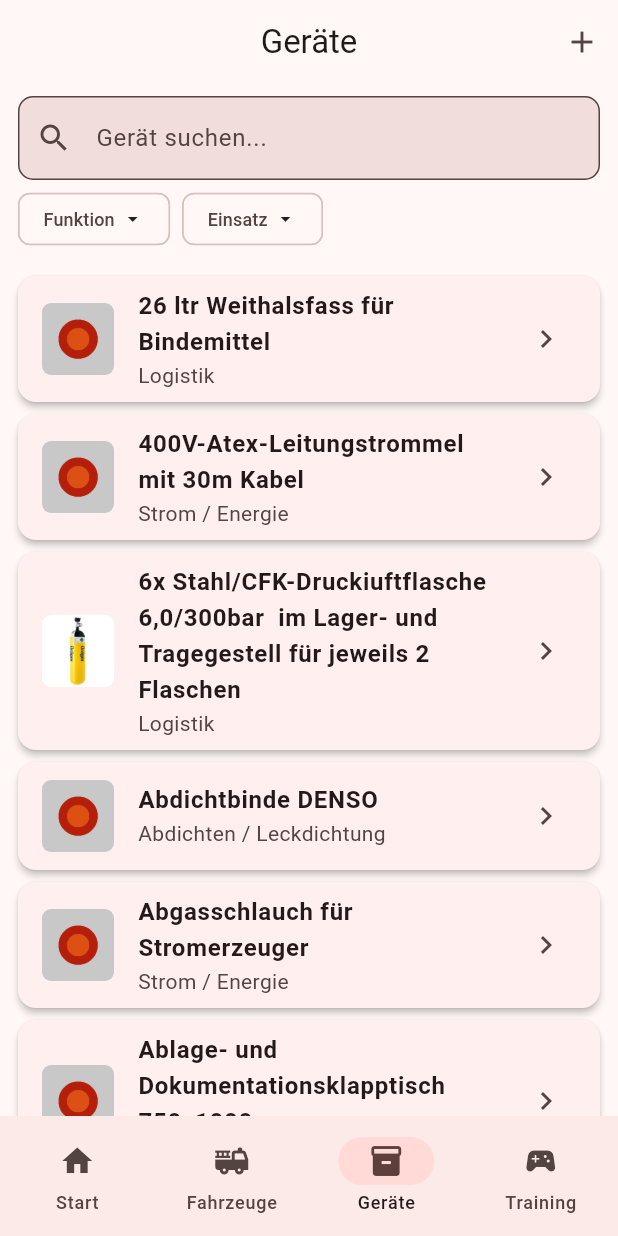
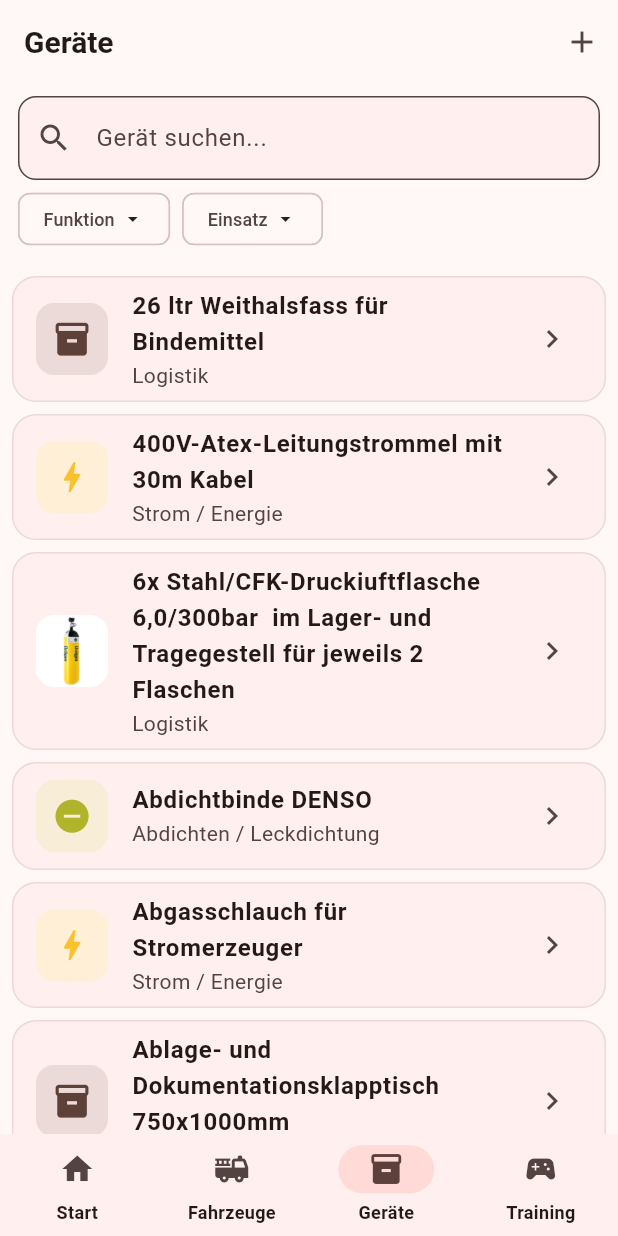
Before and after one commit to MacBuchi/FWApp, a Flutter app: the screen it shows after launch, item 3 of the bottom bar chosen, on a phone screen of 412 x 824 dp. Run offline on Flutter 3.47's test engine with Material 3 defaults, Android fonts, the phone set to English and light mode, and no system bars; our stand-ins replace csv, drift, file_picker, flutter_riverpod, freezed_annotation, go_router and 6 more; missing offline and left inert: excel; accounts and stored records are empty; generated files the repository leaves out were written again.

Commit message:
Redesign A: modernes Theme + Kategorie-Piktogramme für alle Geräte
- Theme: flache Outline-Cards statt Schatten, konsistente Radien (12/16/20),
  ruhige Flächen (surfaceContainerLow), NavigationBar-/Chip-/Dialog-/
  BottomSheet-Styling, floating SnackBars — modern, schlank, übersichtlich
- EquipmentAvatar: Foto wenn vorhanden, sonst konsistente Piktogramm-Kachel
  aus Icon + Farbcode je Funktionskategorie (17 Kategorien); Banner-Variante
  mit Kategorie-Label für Detail-/Quiz-Header
- Ersetzt den grauen Platzhalter in Geräteliste, Gerätedetail, Fahrzeugdetail,
  Einsatzplanung und allen Quiz-Modi (Funktionsdaten in die lokalen
  Frage-/Karten-Klassen durchgereicht)

Co-Authored-By: Claude Fable 5 <noreply@anthropic.com>

```diff
--- a/lib/core/theme/app_theme.dart
+++ b/lib/core/theme/app_theme.dart
@@ -1,58 +1,96 @@
-/// AppTheme – Material 3 theme definition for the FWApp.
-/// Primary colour: red (Feuerwehr), dark mode support.
+/// AppTheme – Material 3 theme for the FWApp.
+/// Design language: modern, schlank, übersichtlich — flat outlined cards
+/// instead of shadows, consistent radii, calm surfaces, Feuerwehr red as seed.
 library;
 import 'package:flutter/material.dart';
 
 class AppTheme {
-  static const _seed = Color(0xFFC62828); // red.shade800
+  static const _seed = Color(0xFFC62828); // Feuerwehrrot
 
-  static ThemeData light() => ThemeData(
+  static ThemeData light() => _base(Brightness.light);
+  static ThemeData dark() => _base(Brightness.dark);
+
+  static ThemeData _base(Brightness brightness) {
+    final scheme =
+        ColorScheme.fromSeed(seedColor: _seed, brightness: brightness);
+    return ThemeData(
       useMaterial3: true,
-        colorScheme: ColorScheme.fromSeed(
-          seedColor: _seed,
-          brightness: Brightness.light,
+      colorScheme: scheme,
+      scaffoldBackgroundColor: scheme.surface,
+      appBarTheme: AppBarTheme(
+        centerTitle: false,
+        elevation: 0,
+        scrolledUnderElevation: 0,
+        backgroundColor: scheme.surface,
+        titleTextStyle: TextStyle(
+          color: scheme.onSurface,
+          fontSize: 20,
+          fontWeight: FontWeight.w700,
         ),
-        appBarTheme: const AppBarTheme(
-          centerTitle: true,
-          elevation: 0,
       ),
       cardTheme: CardThemeData(
-          elevation: 2,
+        elevation: 0,
+        color: scheme.surfaceContainerLow,
+        shape: RoundedRectangleBorder(
+          borderRadius: BorderRadius.circular(16),
+          side: BorderSide(color: scheme.outlineVariant.withValues(alpha: 0.5)),
+        ),
+        margin: const EdgeInsets.symmetric(vertical: 4),
+      ),
+      listTileTheme: ListTileThemeData(
         shape: RoundedRectangleBorder(borderRadius: BorderRadius.circular(12)),
       ),
       inputDecorationTheme: InputDecorationTheme(
-          border: OutlineInputBorder(borderRadius: BorderRadius.circular(10)),
+        border: OutlineInputBorder(borderRadius: BorderRadius.circular(12)),
         filled: true,
+        fillColor: scheme.surfaceContainerLow,
       ),
       filledButtonTheme: FilledButtonThemeData(
         style: FilledButton.styleFrom(
-            shape: RoundedRectangleBorder(borderRadius: BorderRadius.circular(10)),
+          shape:
+              RoundedRectangleBorder(borderRadius: BorderRadius.circular(12)),
+          padding: const EdgeInsets.symmetric(horizontal: 20, vertical: 14),
+          textStyle: const TextStyle(fontWeight: FontWeight.w600),
         ),
       ),
-      );
-
-  static ThemeData dark() => ThemeData(
-        useMaterial3: true,
-        colorScheme: ColorScheme.fromSeed(
-          seedColor: _seed,
-          brightness: Brightness.dark,
+      outlinedButtonTheme: OutlinedButtonThemeData(
+        style: OutlinedButton.styleFrom(
+          shape:
+              RoundedRectangleBorder(borderRadius: BorderRadius.circular(12)),
+          padding: const EdgeInsets.symmetric(horizontal: 20, vertical: 14),
         ),
-        appBarTheme: const AppBarTheme(
-          centerTitle: true,
+      ),
+      chipTheme: ChipThemeData(
+        shape: RoundedRectangleBorder(borderRadius: BorderRadius.circular(8)),
+        side: BorderSide(color: scheme.outlineVariant),
+      ),
+      navigationBarTheme: NavigationBarThemeData(
+        height: 68,
         elevation: 0,
+        backgroundColor: scheme.surfaceContainerLow,
+        indicatorColor: scheme.primaryContainer,
+        labelTextStyle: WidgetStatePropertyAll(TextStyle(
+            fontSize: 12,
+            fontWeight: FontWeight.w600,
+            color: scheme.onSurface)),
       ),
-        cardTheme: CardThemeData(
-          elevation: 2,
+      snackBarTheme: SnackBarThemeData(
+        behavior: SnackBarBehavior.floating,
         shape: RoundedRectangleBorder(borderRadius: BorderRadius.circular(12)),
       ),
-        inputDecorationTheme: InputDecorationTheme(
-          border: OutlineInputBorder(borderRadius: BorderRadius.circular(10)),
-          filled: true,
+      dividerTheme: DividerThemeData(
+        color: scheme.outlineVariant.withValues(alpha: 0.5),
+        space: 1,
       ),
-        filledButtonTheme: FilledButtonThemeData(
-          style: FilledButton.styleFrom(
-            shape: RoundedRectangleBorder(borderRadius: BorderRadius.circular(10)),
+      dialogTheme: DialogThemeData(
+        shape: RoundedRectangleBorder(borderRadius: BorderRadius.circular(20)),
       ),
+      bottomSheetTheme: const BottomSheetThemeData(
+        shape: RoundedRectangleBorder(
+          borderRadius: BorderRadius.vertical(top: Radius.circular(20)),
+        ),
+        showDragHandle: true,
       ),
     );
   }
+}
--- a/lib/features/equipment/presentation/screens/equipment_list_screen.dart
+++ b/lib/features/equipment/presentation/screens/equipment_list_screen.dart
@@ -4,8 +4,8 @@ import 'package:flutter/material.dart';
 import 'package:flutter_riverpod/flutter_riverpod.dart';
 import 'package:go_router/go_router.dart';
 import 'package:fwapp/core/sync/sync_providers.dart';
-import 'package:fwapp/core/utils/image_utils.dart';
 import 'package:fwapp/features/equipment/domain/entities/equipment_enums.dart';
+import 'package:fwapp/features/equipment/presentation/widgets/equipment_avatar.dart';
 import 'package:fwapp/features/equipment/presentation/providers/equipment_providers.dart';
 
 class EquipmentListScreen extends ConsumerStatefulWidget {
@@ -145,13 +145,10 @@ class _EquipmentListScreenState extends ConsumerState<EquipmentListScreen> {
                     final item = items[i];
                     return Card(
                       child: ListTile(
-                        leading: ClipRRect(
-                          borderRadius: BorderRadius.circular(6),
-                          child: resolveImage(
-                            path: item.imagePath ?? kPlaceholderAsset,
-                            width: 48,
-                            height: 48,
-                          ),
+                        leading: EquipmentAvatar(
+                          imagePath: item.imagePath,
+                          functions: item.equipmentFunctions,
+                          size: 48,
                         ),
                         title: Text(item.name,
                             style: const TextStyle(
--- /dev/null
+++ b/lib/features/equipment/presentation/widgets/equipment_avatar.dart
@@ -0,0 +1,118 @@
+/// equipment_avatar.dart – Consistent visual identity for equipment items:
+/// real photo when available, otherwise a category pictogram tile
+/// (icon + colour per EquipmentFunction). Replaces the grey placeholder.
+library;
+import 'package:flutter/material.dart';
+import 'package:fwapp/core/utils/image_utils.dart';
+import 'package:fwapp/features/equipment/domain/entities/equipment_enums.dart';
+
+/// Icon and colour per function category. Colours are mid-tone material
+/// colours that read well on the tinted tile in light and dark mode.
+(IconData, Color) equipmentCategoryStyle(EquipmentFunction? function) =>
+    switch (function) {
+      EquipmentFunction.rettung => (Icons.medical_services, Colors.red),
+      EquipmentFunction.brand => (
+          Icons.local_fire_department,
+          Colors.deepOrange
+        ),
+      EquipmentFunction.wasser => (Icons.water_drop, Colors.blue),
+      EquipmentFunction.pumpen => (Icons.compress, Colors.indigo),
+      EquipmentFunction.beleuchtung => (Icons.light_mode, Colors.amber),
+      EquipmentFunction.strom => (Icons.bolt, Colors.yellow),
+      EquipmentFunction.lueftung => (Icons.air, Colors.lightBlue),
+      EquipmentFunction.kommunikation => (Icons.headset_mic, Colors.purple),
+      EquipmentFunction.messgeraete => (Icons.speed, Colors.teal),
+      EquipmentFunction.absperren => (Icons.block, Colors.orange),
+      EquipmentFunction.logistik => (Icons.inventory_2, Colors.brown),
+      EquipmentFunction.fuehrung => (Icons.assignment, Colors.blueGrey),
+      EquipmentFunction.psa => (Icons.masks, Colors.green),
+      EquipmentFunction.armaturen => (Icons.plumbing, Colors.cyan),
+      EquipmentFunction.abdichten => (Icons.do_not_disturb_on, Colors.lime),
+      EquipmentFunction.dekon => (Icons.cleaning_services, Colors.lightGreen),
+      EquipmentFunction.handwerkzeug => (Icons.handyman, Colors.grey),
+      null => (Icons.category, Colors.grey),
+    };
+
+/// Photo when available, category pictogram tile otherwise.
+class EquipmentAvatar extends StatelessWidget {
+  final String? imagePath;
+
+  /// UPPER_SNAKE function keys as stored in the DB / entity.
+  final List<String> functions;
+  final double size;
+
+  /// Wide banner variant (detail/quiz headers) instead of a square tile.
+  final double? width;
+
+  const EquipmentAvatar({
+    super.key,
+    required this.imagePath,
+    required this.functions,
+    this.size = 48,
+    this.width,
+  });
+
+  @override
+  Widget build(BuildContext context) {
+    if (imagePath != null && imagePath!.isNotEmpty) {
+      return ClipRRect(
+        borderRadius: BorderRadius.circular(12),
+        child: resolveImage(
+          path: imagePath,
+          width: width ?? size,
+          height: size,
+        ),
+      );
+    }
+
+    final function =
+        functions.isEmpty ? null : EquipmentFunction.fromJson(functions.first);
+    final (icon, color) = equipmentCategoryStyle(function);
+    final isDark = Theme.of(context).brightness == Brightness.dark;
+    final iconSize = size * (width != null ? 0.4 : 0.55);
+
+    return Container(
+      width: width ?? size,
+      height: size,
+      decoration: BoxDecoration(
+        color: color.withValues(alpha: isDark ? 0.22 : 0.14),
+        borderRadius: BorderRadius.circular(12),
+      ),
+      alignment: Alignment.center,
+      child: width != null
+          ? Column(
+              mainAxisAlignment: MainAxisAlignment.center,
+              children: [
+                Icon(icon,
+                    size: iconSize,
+                    color: isDark ? color.shade300OrSelf : color.shade700OrSelf),
+                if (function != null) ...[
+                  const SizedBox(height: 6),
+                  Text(
+                    function.label,
+                    style: TextStyle(
+                      fontSize: 12,
+                      fontWeight: FontWeight.w600,
+                      color:
+                          isDark ? color.shade300OrSelf : color.shade700OrSelf,
+                    ),
+                  ),
+                ],
+              ],
+            )
+          : Icon(icon,
+              size: iconSize,
+              color: isDark ? color.shade300OrSelf : color.shade700OrSelf),
+    );
+  }
+}
+
+extension on Color {
+  /// MaterialColor shades when available, the colour itself otherwise.
+  Color get shade700OrSelf => this is MaterialColor
+      ? (this as MaterialColor).shade700
+      : this;
+  Color get shade300OrSelf => this is MaterialColor
+      ? (this as MaterialColor).shade300
+      : this;
+}
```
Also changed, not shown: lib/features/equipment/presentation/screens/equipment_detail_screen.dart (+7 -9 lines), lib/features/game/deployment/presentation/screens/deployment_mode_screen.dart (+5 -5 lines), lib/features/game/quiz/presentation/screens/compartment_quiz_screen.dart (+11 -9 lines), lib/features/game/quiz/presentation/screens/cutaway_quiz_screen.dart (+10 -8 lines), lib/features/game/quiz/presentation/screens/drag_drop_screen.dart (+9 -5 lines), lib/features/game/quiz/presentation/screens/flashcard_screen.dart (+9 -8 lines), lib/features/vehicle/presentation/screens/vehicle_detail_screen.dart (+5 -4 lines). Lines whose indentation alone changed are shown as unchanged.
